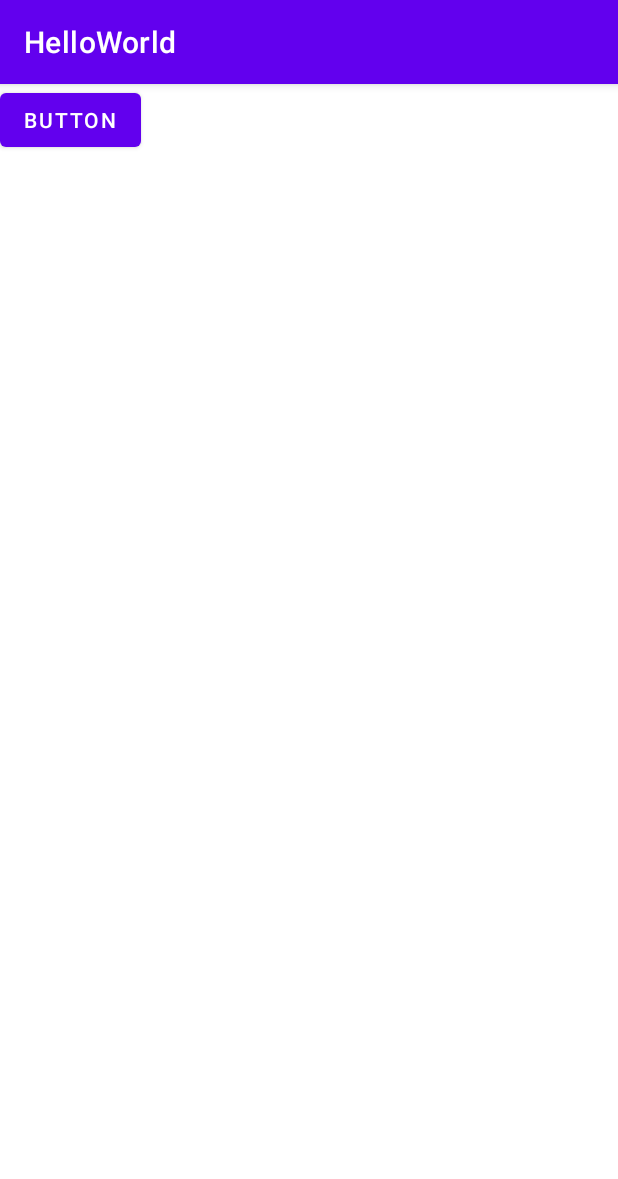
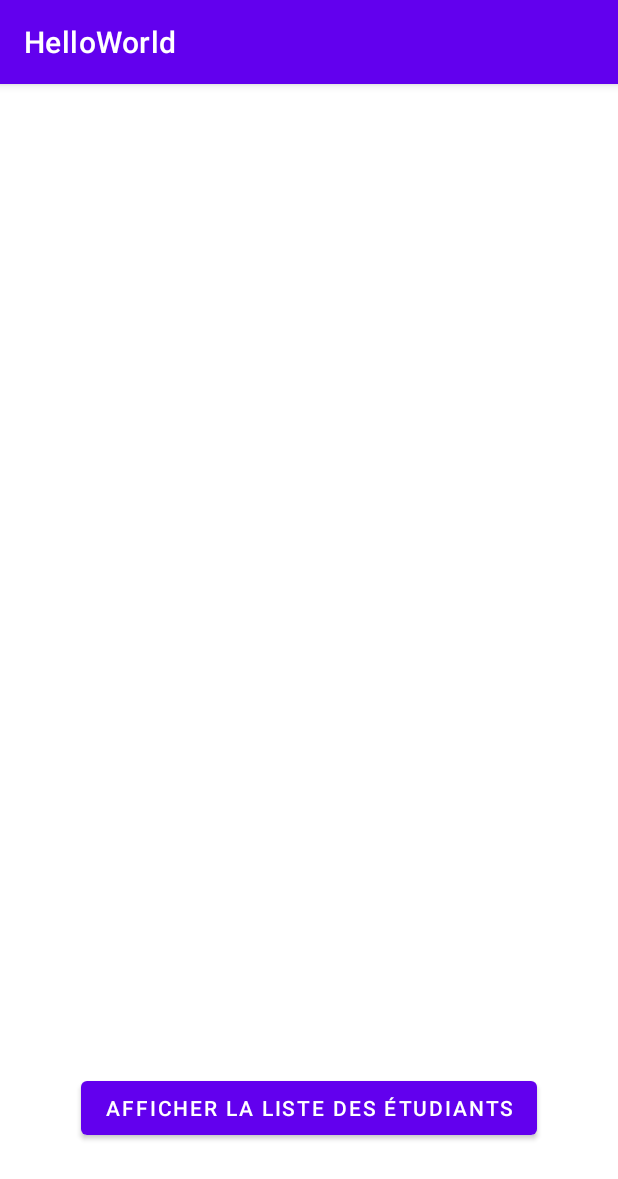
Before and after one commit to TristeTempsChang/mds-android-geatles, an Android app: the screen it shows after launch (MainActivity), on a phone screen of 412 x 824 dp. Shown: the top 1179 px of the screen. Run offline under Robolectric (Android 15) with nearby library versions, the phone set to English and light mode, and no system bars; our stand-ins replace Room's generated code.

Commit message:
add style to page

```diff
--- a/app/src/main/res/layout/activity_main.xml
+++ b/app/src/main/res/layout/activity_main.xml
@@ -9,19 +9,25 @@
 
     <Button
         android:id="@+id/button3"
-        android:layout_width="wrap_content"
+        android:layout_width="304dp"
         android:layout_height="wrap_content"
-        android:text="Button"
-        tools:layout_editor_absoluteX="55dp"
-        tools:layout_editor_absoluteY="500dp" />
+        android:layout_marginStart="53dp"
+        android:layout_marginTop="640dp"
+        android:layout_marginEnd="54dp"
+        android:layout_marginBottom="43dp"
+        android:text="Afficher la liste des étudiants"
+        app:layout_constraintBottom_toBottomOf="parent"
+        app:layout_constraintEnd_toEndOf="parent"
+        app:layout_constraintStart_toStartOf="parent"
+        app:layout_constraintTop_toTopOf="parent" />
 
     <TextView
         android:id="@+id/textView"
         android:layout_width="wrap_content"
         android:layout_height="wrap_content"
         android:textSize="18sp"
-        android:layout_marginTop="16dp"
-        app:layout_constraintTop_toBottomOf="@+id/button3"
+        app:layout_constraintEnd_toEndOf="parent"
+        app:layout_constraintHorizontal_bias="0.498"
         app:layout_constraintStart_toStartOf="parent"
-        app:layout_constraintEnd_toEndOf="parent"/>
+        tools:layout_editor_absoluteY="577dp" />
 </androidx.constraintlayout.widget.ConstraintLayout>
```
